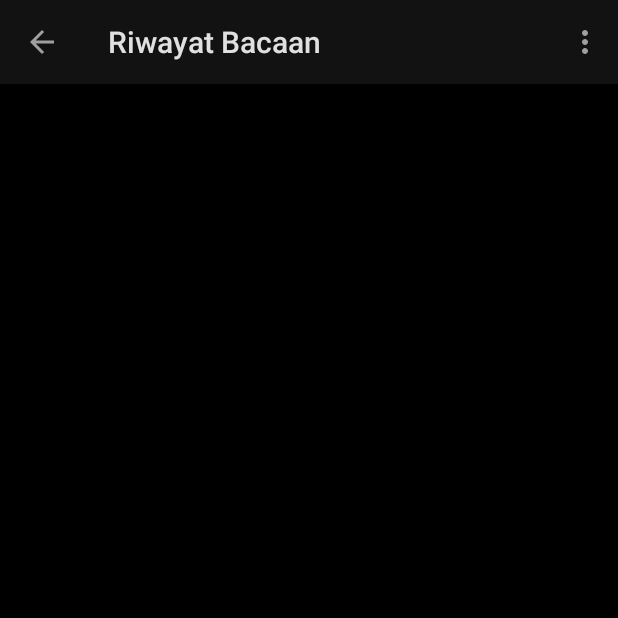
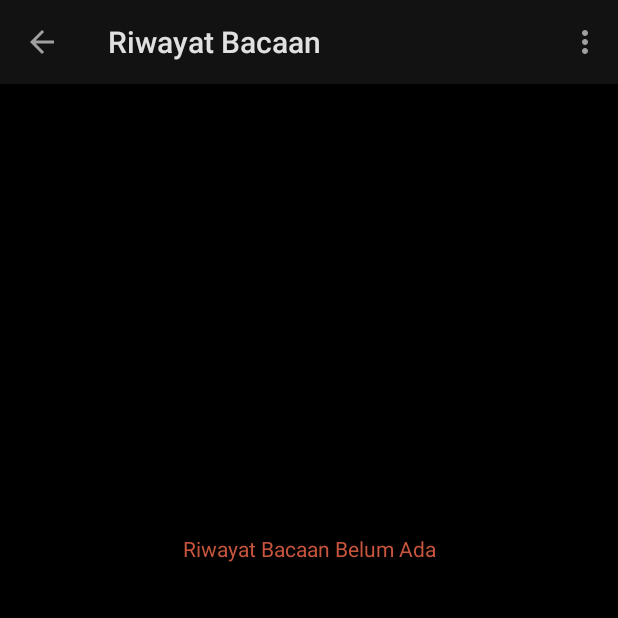
Before and after one commit to Annisanabilaa/ProjectPB, an Android app: the RiwayatActivity screen opened directly, with no data from a screen before it, on a phone screen of 412 x 824 dp, the top half of it. Run offline under Robolectric (Android 15) with nearby library versions, the phone set to English and light mode, and no system bars; our stand-ins replace ButterKnife, Room's generated code; pictures from the network do not load.

Commit message:
Fungsi Delete untuk Satu Record ataupun  untuk Seluruh Record sudah bisa berfungsi dengan baik pada local storage

```diff
--- a/app/src/main/java/com/example/projectpb/RiwayatActivity.java
+++ b/app/src/main/java/com/example/projectpb/RiwayatActivity.java
@@ -5,6 +5,8 @@ import android.content.Intent;
 import android.os.Bundle;
 import android.view.Menu;
 import android.view.MenuItem;
+import android.view.View;
+import android.widget.TextView;
 import android.widget.Toast;
 
 import androidx.appcompat.app.AppCompatActivity;
@@ -27,42 +29,35 @@ public class RiwayatActivity extends AppCompatActivity implements RiwayatListAda
     @Override
     protected void onCreate(Bundle savedInstanceState) {
         super.onCreate(savedInstanceState);
-        // Get the intent and its data.
-        //Intent intent = getIntent();
         setContentView(R.layout.activity_riwayat);
         Objects.requireNonNull(getSupportActionBar()).setTitle("Riwayat Bacaan");
         RecyclerView mRecyclerView = findViewById(R.id.recyclerView_riwayat);
-        RiwayatRoomDatabase database = Room.databaseBuilder(getApplicationContext(), RiwayatRoomDatabase
+        riwayatdatabase = Room.databaseBuilder(getApplicationContext(), RiwayatRoomDatabase
                 .class, "riwayat_database").allowMainThreadQueries().build();
 
-        daftarRiwayat = new ArrayList<>(database.riwayatDao().getAllRiwayat());
+        daftarRiwayat = new ArrayList<>(riwayatdatabase.riwayatDao().getAllRiwayat());
         LinearLayoutManager mLayoutManager;
         mLayoutManager=new LinearLayoutManager(this);
+        mRecyclerView.setLayoutManager(mLayoutManager);
 
-        mRecyclerView.setLayoutManager(mLayoutManager);
+        TextView emptyView;
+        emptyView=findViewById(R.id.empty_view);
+
         mAdapter=new RiwayatListAdapter(daftarRiwayat, RiwayatActivity.this);
         mAdapter.notifyDataSetChanged();
         mRecyclerView.setAdapter(mAdapter);
-        mAdapter.setOnItemClickCallback(this::onItemClicked);
+        mAdapter.setOnItemClickCallback(this);
+
         mRecyclerView.setHasFixedSize(true);
 
-        /*ItemTouchHelper helper=new ItemTouchHelper(
-                new ItemTouchHelper.SimpleCallback(0,ItemTouchHelper.LEFT| ItemTouchHelper.RIGHT) {
-                    @Override
-                    public boolean onMove(@NonNull RecyclerView recyclerView,
-                                          @NonNull RecyclerView.ViewHolder viewHolder,
-                                          @NonNull RecyclerView.ViewHolder target) {
-                        return false;
-                    }
-
-                    @Override
-                    public void onSwiped(@NonNull RecyclerView.ViewHolder viewHolder, int direction) {
-                        int position=viewHolder.getBindingAdapterPosition();
-                        Riwayat swipeRiwayat=mAdapter.getRiwayatAtPosition(position);
-                        removeItem(swipeRiwayat);
-                    }
-                });helper.attachToRecyclerView(mRecyclerView);*/
-
+        if(daftarRiwayat.isEmpty()){
+            mRecyclerView.setVisibility(View.GONE);
+            emptyView.setVisibility(View.VISIBLE);
+        }
+        else{
+            mRecyclerView.setVisibility(View.VISIBLE);
+            emptyView.setVisibility(View.GONE);
+        }
 
     }
 
@@ -73,22 +68,14 @@ public class RiwayatActivity extends AppCompatActivity implements RiwayatListAda
         return true;
     }
 
-    // The options menu has a single item "Clear all data now"
-    // that deletes all the entries in the database
     @Override
     public boolean onOptionsItemSelected(MenuItem item) {
-        // Handle action bar item clicks here. The action bar will
-        // automatically handle clicks on the Home/Up button, so long
-        // as you specify a parent activity in AndroidManifest.xml.
         int id = item.getItemId();
 
-        //noinspection SimplifiableIfStatement
         if (id == R.id.clear_data) {
-            // Add a toast just for confirmation
             Toast.makeText(this, R.string.clear_data_toast_text, Toast.LENGTH_LONG).show();
-
-            // Delete the existing data
-           // daftarRiwayat=riwayatdatabase.riwayatDao().deleteAll();
+           riwayatdatabase.riwayatDao().deleteAllRiwayat(daftarRiwayat);
+            mAdapter.clear();
             return true;
         }
         return super.onOptionsItemSelected(item);
--- a/app/src/main/java/com/example/projectpb/data/RiwayatDao.java
+++ b/app/src/main/java/com/example/projectpb/data/RiwayatDao.java
@@ -14,11 +14,11 @@ public interface RiwayatDao {
     @Insert(onConflict = OnConflictStrategy.REPLACE)
     long insertRiwayat(Riwayat riwayat);
 
-    @Query("SELECT * from tabel_riwayat ORDER BY `key`ASC")
+    @Query("SELECT * FROM tabel_riwayat")
     List<Riwayat> getAllRiwayat();
 
-    @Query("DELETE FROM tabel_riwayat")
-    void deleteAll();
+    @Delete
+    void deleteAllRiwayat(List<Riwayat> riwayat);
 
     @Delete
     void deleteRiwayat(Riwayat riwayat);
--- a/app/src/main/res/layout/activity_main.xml
+++ b/app/src/main/res/layout/activity_main.xml
@@ -24,6 +24,9 @@
             android:layout_alignParentEnd="true"
             android:layout_marginEnd="20dp"
             android:layout_marginBottom="20dp"
+            app:backgroundTint="@color/Cedar_chest"
+            app:fabSize="auto"
+            android:visibility="gone"
             android:clickable="true"
             app:srcCompat="@drawable/ic_baseline_keyboard_arrow_up_24"
             tools:ignore="SpeakableTextPresentCheck" />
--- a/app/src/main/res/layout/activity_riwayat.xml
+++ b/app/src/main/res/layout/activity_riwayat.xml
@@ -15,7 +15,21 @@
             android:id="@+id/recyclerView_riwayat"
             android:layout_width="match_parent"
             android:layout_height="match_parent"
-            android:scrollbars="vertical" />
+            android:scrollbars="vertical">
+
+        </androidx.recyclerview.widget.RecyclerView>
+
+        <TextView
+            android:id="@+id/empty_view"
+            android:layout_width="wrap_content"
+            android:layout_height="wrap_content"
+            android:layout_alignParentStart="true"
+            android:layout_alignParentEnd="true"
+            android:layout_marginTop="300dp"
+            android:visibility="gone"
+            android:text="@string/default_riwayat"
+            android:textColor="@color/Cedar_chest"
+            android:textAlignment="center" />
     </RelativeLayout>
 
 </LinearLayout>
--- a/app/src/main/res/values/strings.xml
+++ b/app/src/main/res/values/strings.xml
@@ -65,5 +65,6 @@ Sajikan juga berbagai camilan lainnya seperti jalangkote khas Makassar ataupun r
     <string name="day_mode">Day Mode</string>
     <string name="clear_all_data">Hapus Semua Riwayat</string>
     <string name="clear_data_toast_text">Semua Riwayat Dihapus</string>
+    <string name="default_riwayat">Riwayat Bacaan Belum Ada</string>
 
 </resources>
```
Also changed, not shown: app/src/main/java/com/example/projectpb/MainActivity.java (+31 -17 lines), app/src/main/java/com/example/projectpb/RiwayatListAdapter.java (+13 -9 lines).
